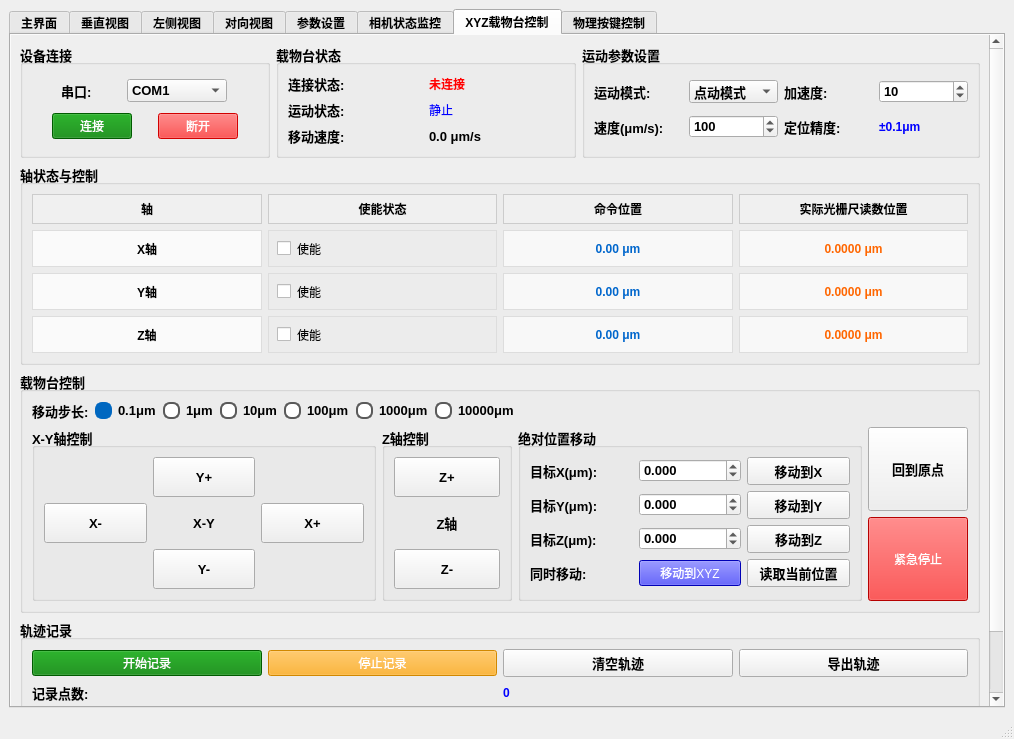
Old version of the form src/ui/MutiCamApp.ui in the repository NicoleKJ9721/MutiCamApp.
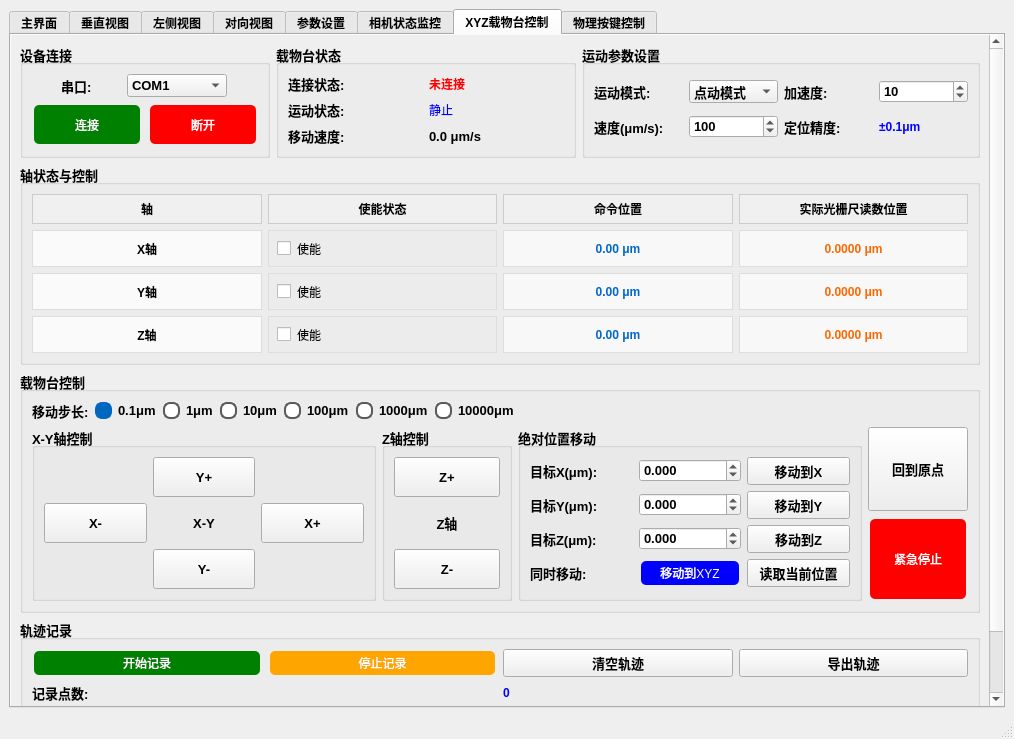
New version of the form. The open tabs and pages were chosen to show the change.

Commit message:
🌈 style(ui): 优化MutiCamApp.ui中的按钮样式和布局
- 将按钮颜色从十六进制值改为标准颜色名称，提高可读性
- 为按钮添加悬停和按下状态的样式，增强用户体验
- 添加边距属性，优化按钮布局
- 修改多个按钮的大小策略，从Fixed/Maximum改为Preferred，提高界面适应性
- 为按钮添加notr="true"属性，防止文本被翻译
- 添加缺少的按钮样式结束标签，修复格式问题

🔧 chore(rules): 更新Cursor规则文件

- 添加关于环境限制的说明，明确编译责任分工

```diff
--- a/src/ui/MutiCamApp.ui
+++ b/src/ui/MutiCamApp.ui
@@ -3608,13 +3608,25 @@
                    <item>
                     <widget class="QPushButton" name="btnConnect">
                      <property name="sizePolicy">
-                      <sizepolicy hsizetype="Fixed" vsizetype="Fixed">
+                      <sizepolicy hsizetype="Preferred" vsizetype="Preferred">
                        <horstretch>0</horstretch>
                        <verstretch>0</verstretch>
                       </sizepolicy>
                      </property>
                      <property name="styleSheet">
-                      <string>background-color: green; color: white;</string>
+                      <string notr="true">QPushButton {
+    background-color: green;
+    color: white;
+    border-radius: 5px;
+    margin: 2px;
+}
+QPushButton:hover {
+    background-color: forestgreen; /* 比 green 稍深，但比 darkgreen 亮 */
+}
+QPushButton:pressed {
+    background-color: darkgreen; /* 保持最深，与 hover 区分开 */
+}
+</string>
                      </property>
                      <property name="text">
                       <string>连接</string>
@@ -3627,13 +3639,25 @@
                       <bool>false</bool>
                      </property>
                      <property name="sizePolicy">
-                      <sizepolicy hsizetype="Maximum" vsizetype="Fixed">
+                      <sizepolicy hsizetype="Preferred" vsizetype="Preferred">
                        <horstretch>0</horstretch>
                        <verstretch>0</verstretch>
                       </sizepolicy>
                      </property>
                      <property name="styleSheet">
-                      <string>background-color: red; color: white;</string>
+                      <string notr="true">QPushButton {
+    background-color: red;
+    color: white;
+    border-radius: 5px;
+    margin: 2px;
+}
+QPushButton:hover {
+    background-color: crimson; /* 悬停时略微变暗，比 red 深，比 darkred 浅 */
+}
+QPushButton:pressed {
+    background-color: darkred; /* 按下时变得更暗，与 crimson 明显区分 */
+}
+</string>
                      </property>
                      <property name="text">
                       <string>断开</string>
@@ -4349,8 +4373,26 @@
                     </item>
                     <item row="3" column="1">
                      <widget class="QPushButton" name="btnMoveToXYZ">
+                      <property name="sizePolicy">
+                       <sizepolicy hsizetype="Minimum" vsizetype="Preferred">
+                        <horstretch>0</horstretch>
+                        <verstretch>0</verstretch>
+                       </sizepolicy>
+                      </property>
                       <property name="styleSheet">
-                       <string>background-color: blue; color: white;</string>
+                       <string notr="true">QPushButton {
+    background-color: blue;
+    color: white;
+    border-radius: 5px;
+    margin: 2px;
+}
+QPushButton:hover {
+    background-color: royalblue; /* 悬停时略微变深，比 blue 深，比 darkblue 亮 */
+}
+QPushButton:pressed {
+    background-color: darkblue; /* 按下时变得更深，与 royalblue 明显区分 */
+}
+</string>
                       </property>
                       <property name="text">
                        <string>移动到XYZ</string>
@@ -4429,7 +4471,19 @@
                       </size>
                      </property>
                      <property name="styleSheet">
-                      <string>background-color: red; color: white;</string>
+                      <string notr="true">QPushButton {
+    background-color: red;
+    color: white;
+    border-radius: 5px;
+    margin: 2px;
+}
+QPushButton:hover {
+    background-color: crimson; /* 悬停时略微变暗，比 red 深，比 darkred 浅 */
+}
+QPushButton:pressed {
+    background-color: darkred; /* 按下时变得更暗，与 crimson 明显区分 */
+}
+</string>
                      </property>
                      <property name="text">
                       <string>紧急停止</string>
@@ -4459,8 +4513,26 @@
                 <layout class="QHBoxLayout" name="horizontalLayout_trajectoryButtons">
                  <item>
                   <widget class="QPushButton" name="btnTrajectoryStart">
+                   <property name="sizePolicy">
+                    <sizepolicy hsizetype="Minimum" vsizetype="Preferred">
+                     <horstretch>0</horstretch>
+                     <verstretch>0</verstretch>
+                    </sizepolicy>
+                   </property>
                    <property name="styleSheet">
-                    <string>background-color: green; color: white;</string>
+                    <string notr="true">QPushButton {
+    background-color: green;
+    color: white;
+    border-radius: 5px;
+    margin: 2px;
+}
+QPushButton:hover {
+    background-color: forestgreen; /* 比 green 稍深，但比 darkgreen 亮 */
+}
+QPushButton:pressed {
+    background-color: darkgreen; /* 保持最深，与 hover 区分开 */
+}
+</string>
                    </property>
                    <property name="text">
                     <string>开始记录</string>
@@ -4472,8 +4544,26 @@
                    <property name="enabled">
                     <bool>false</bool>
                    </property>
+                   <property name="sizePolicy">
+                    <sizepolicy hsizetype="Preferred" vsizetype="Preferred">
+                     <horstretch>0</horstretch>
+                     <verstretch>0</verstretch>
+                    </sizepolicy>
+                   </property>
                    <property name="styleSheet">
-                    <string>background-color: orange; color: white;</string>
+                    <string notr="true">QPushButton {
+    background-color: orange;
+    color: white;
+    border-radius: 5px;
+    margin: 2px;
+}
+QPushButton:hover {
+    background-color: orangered; /* 悬停时略微变深，比 orange 深，比 darkorange 亮 */
+}
+QPushButton:pressed {
+    background-color: darkorange; /* 按下时变得更深，与 orangered 明显区分 */
+}
+</string>
                    </property>
                    <property name="text">
                     <string>停止记录</string>
```
Left out of the diff: 32 changed lines with no effect on the pictures. The commit also changes 2 other files.
